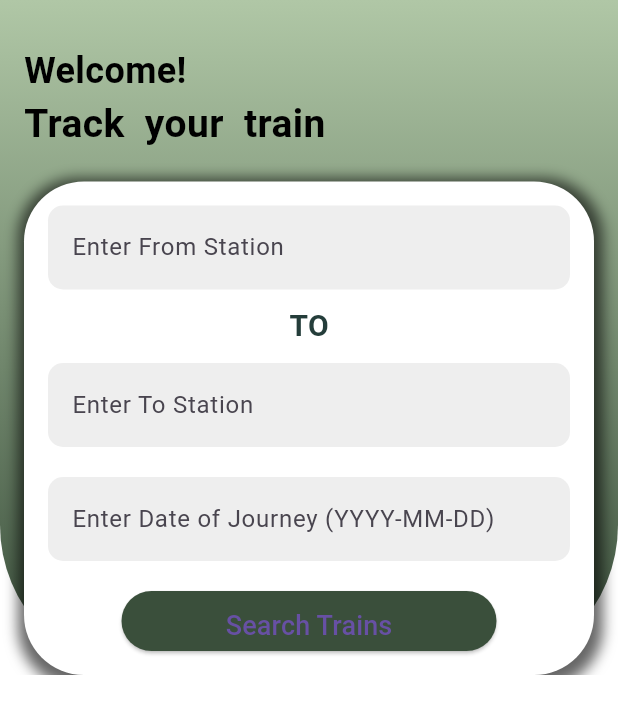
After one commit to Devangana-Ghosh/innowah_GreenGo, a Flutter app: the TrainSearchScreen screen opened directly, after a tap on "Search Trains", on a phone screen of 412 x 824 dp. The commit adds this screen. Shown: the top 714 px of the screen. Run offline on Flutter 3.47's test engine with Material 3 defaults, Android fonts, the phone set to English and light mode, and no system bars; our stand-ins replace file_picker, google_maps_flutter, image_picker.

Commit message:
add train tracker

```diff
--- a/lib/homepage.dart
+++ b/lib/homepage.dart
@@ -8,7 +8,7 @@ import 'package:innowah/news.dart';
 import 'package:innowah/profilepage.dart';
 import 'package:innowah/rentals_page.dart';
 import 'package:innowah/rewards_page.dart'; // Ensure this is created
-import 'package:innowah/signup.dart';
+
 
 import 'car_route.dart';
 
@@ -25,12 +25,12 @@ class _HomePageState extends State<HomePage> {
       _selectedIndex = index;
     });
 
-    if (index == 1) { // Assumes "Rewards" is at index 1
+    if (index == 1) {
       Navigator.push(context, MaterialPageRoute(builder: (context) => RewardsPage()));
-    } else if (index == 3) { // Assumes "Profile" is at index 3
+    } else if (index == 3) {
       Navigator.push(context, MaterialPageRoute(builder: (context) => ProfilePage()));
     }
-    // Add navigation for other indices if needed
+
   }
 
   @override
--- /dev/null
+++ b/lib/train.dart
@@ -0,0 +1,331 @@
+import 'dart:convert';
+import 'package:flutter/material.dart';
+import 'package:http/http.dart' as http;
+
+class Train {
+  final String trainNumber;
+  final String trainName;
+  final List<String> runDays;
+  final String fromStationCode;
+  final String toStationCode;
+  final String fromStationName;
+  final String toStationName;
+  final String duration;
+  final bool specialTrain;
+  final String trainType;
+  final String trainDate;
+  final List<String> classType;
+  final String arrivalTime;
+  final String departureTime;
+  final String startTime; // New field for start time
+  final String endTime; // New field for end time
+
+  Train({
+    required this.trainNumber,
+    required this.trainName,
+    required this.runDays,
+    required this.fromStationCode,
+    required this.toStationCode,
+    required this.fromStationName,
+    required this.toStationName,
+    required this.duration,
+    required this.specialTrain,
+    required this.trainType,
+    required this.trainDate,
+    required this.classType,
+    required this.arrivalTime,
+    required this.departureTime,
+    required this.startTime,
+    required this.endTime,
+  });
+
+  factory Train.fromJson(Map<String, dynamic> json) {
+    return Train(
+      trainNumber: json['train_number'] ?? '',
+      trainName: json['train_name'] ?? '',
+      runDays: List<String>.from(json['run_days'] ?? []),
+      fromStationCode: json['from_sta'] ?? '',
+      toStationCode: json['to_sta'] ?? '',
+      fromStationName: json['from_station_name'] ?? '',
+      toStationName: json['to_station_name'] ?? '',
+      duration: json['duration'] ?? '',
+      specialTrain: json['special_train'] ?? false,
+      trainType: json['train_type'] ?? '',
+      trainDate: json['train_date'] ?? '',
+      classType: List<String>.from(json['class_type'] ?? []),
+      arrivalTime: json['arrival_time'] ?? '',
+      departureTime: json['departure_time'] ?? '',
+      startTime: json['from_std'] ?? '',
+      endTime: json['to_std'] ?? '',
+    );
+
+
+  }
+}
+
+class TrainSearchScreen extends StatefulWidget {
+  @override
+  _TrainSearchScreenState createState() => _TrainSearchScreenState();
+}
+
+class _TrainSearchScreenState extends State<TrainSearchScreen> {
+  final TextEditingController _fromController = TextEditingController();
+  final TextEditingController _toController = TextEditingController();
+  final TextEditingController _dateController = TextEditingController();
+  List<Train> _trains = [];
+  bool _isLoading = false;
+
+  Future<void> _fetchTrains(String fromStationCode, String toStationCode, String dateOfJourney) async {
+    setState(() {
+      _isLoading = true;
+    });
+
+    final url = Uri.https('irctc1.p.rapidapi.com', '/api/v3/trainBetweenStations', {
+      'fromStationCode': fromStationCode,
+      'toStationCode': toStationCode,
+      'dateOfJourney': dateOfJourney,
+    });
+
+    final headers = {
+      'X-RapidAPI-Key': rapid_api,
+      'X-RapidAPI-Host': host,
+    };
+
+    try {
+      final response = await http.get(url, headers: headers);
+      print('Response status code: ${response.statusCode}');
+      print('Response body: ${response.body}');
+      if (response.statusCode == 200) {
+        final dynamic responseData = jsonDecode(response.body);
+        final List<dynamic> data = responseData['data'] ?? [];
+        setState(() {
+          _trains = data.map((train) => Train.fromJson(train ?? {})).toList();
+          _isLoading = false;
+        });
+      } else {
+        throw Exception('Failed to load trains. Status code: ${response.statusCode}');
+      }
+    } catch (error) {
+      print('Error: $error');
+      setState(() {
+        _isLoading = false;
+      });
+    }
+  }
+
+
+  @override
+  Widget build(BuildContext context) {
+    return Scaffold(
+      appBar: null, // No appbar
+      backgroundColor: Color(0xFFFFFFFF), // Light green for bottom half
+      body: Column(
+        crossAxisAlignment: CrossAxisAlignment.start,
+        children: <Widget>[
+          Container(
+            decoration: BoxDecoration(
+              borderRadius: BorderRadius.only(
+                bottomLeft: Radius.circular(100),
+                bottomRight: Radius.circular(100),
+              ),
+              gradient: LinearGradient(
+                begin: Alignment.topCenter,
+                end: Alignment.bottomCenter,
+                colors: [
+                  Color(0xFFB0C7A6), // Light green
+                  Color(0xFF3A4F3B), // Dark green
+                ],
+              ),
+            ),
+            child: Padding(
+              padding: const EdgeInsets.symmetric(horizontal: 16.0),
+              child: Column(
+                crossAxisAlignment: CrossAxisAlignment.start,
+                children: [
+                  SizedBox(height: 30),
+                  Text(
+                    'Welcome!',
+                    style: TextStyle(
+                      color: Colors.black,
+                      fontSize: 24,
+                      fontWeight: FontWeight.bold,
+                    ),
+                  ),
+                  Text(
+                    'Track  your  train',
+                    style: TextStyle(
+                      color: Colors.black,
+                      fontSize: 26,
+                      fontWeight: FontWeight.bold,
+                    ),
+                  ),
+                  SizedBox(height: 20),
+                  Container(
+                    decoration: BoxDecoration(
+                      color: Colors.white,
+                      borderRadius: BorderRadius.circular(40),
+                      boxShadow: [
+                        BoxShadow(
+                          color: Colors.black.withOpacity(0.6), // Shadow color with opacity
+                          spreadRadius: 5, // Spread radius
+                          blurRadius: 7, // Blur radius
+                          offset: Offset(1, 3), // Offset in x and y direction
+                        ),
+                      ], // Rounded corners
+                    ),
+                    padding: EdgeInsets.all(16),
+                    child: Column(
+                      crossAxisAlignment: CrossAxisAlignment.start,
+                      children: [
+                        TextField(
+                          controller: _fromController,
+                          decoration: InputDecoration(
+                            filled: true,
+                            fillColor: Colors.grey[200], // Light grey fill
+                            hintText: 'Enter From Station',
+                            border: OutlineInputBorder(
+                              borderRadius: BorderRadius.circular(10.0),
+                              borderSide: BorderSide.none, // Remove border side
+                            ),
+                          ),
+                        ),
+                        SizedBox(height: 10),
+                        Center(
+                          child: Text(
+                            'TO',
+                            style: TextStyle(
+                              fontWeight: FontWeight.bold,
+                              color: Color(0xFF243D3A),
+                              fontSize: 20,
+                            ),
+                          ),
+                        ),
+                        SizedBox(height: 10),
+                        TextField(
+                          controller: _toController,
+                          decoration: InputDecoration(
+                            filled: true,
+                            fillColor: Colors.grey[200], // Light grey fill
+                            hintText: 'Enter To Station',
+                            border: OutlineInputBorder(
+                              borderRadius: BorderRadius.circular(10.0),
+                              borderSide: BorderSide.none, // Remove border side
+                            ),
+                          ),
+                        ),
+                        SizedBox(height: 20),
+                        TextField(
+                          controller: _dateController,
+                          decoration: InputDecoration(
+                            filled: true,
+                            fillColor: Colors.grey[200], // Light grey fill
+                            hintText: 'Enter Date of Journey (YYYY-MM-DD)',
+                            border: OutlineInputBorder(
+                              borderRadius: BorderRadius.circular(10.0),
+                              borderSide: BorderSide.none, //
+                            ),
+                          ),
+                        ),
+                        SizedBox(height: 20),
+                        Center(
+                          child: SizedBox(
+                            width: 250,
+                            height: 40,
+                            child: ElevatedButton(
+                              onPressed: () {
+                                // Handle search functionality
+                                _fetchTrains(
+                                  _fromController.text.trim(),
+                                  _toController.text.trim(),
+                                  _dateController.text.trim(),
+                                );
+                              },
+                              style: ElevatedButton.styleFrom(
+                                backgroundColor: Color(0xFF3A4F3B), // Dark green color
+                                shape: RoundedRectangleBorder(
+                                  borderRadius: BorderRadius.circular(20),
+                                ),
+                                padding: EdgeInsets.symmetric(
+                                  vertical: 10,
+                                  horizontal: 0,
+                                ), // Adjusted padding
+                              ),
+                              child: Text(
+                                'Search Trains',
+                                style: TextStyle(
+                                  fontSize: 18,
+                                ),
+                              ),
+                            ),
+                          ),
+                        ),
+                      ],
+                    ),
+                  ),
+                ],
+              ),
+            ),
+          ),
+          Expanded(
+            child: Container(
+                color: Colors.white, // White color for bottom half
+                padding: EdgeInsets.all(16),
+                child: _isLoading
+                    ? CircularProgressIndicator()
+                    : ListView.builder(
+                  itemCount: _trains.length,
+                  itemBuilder: (context, index) {
+                    final train = _trains[index];
+                    return Card(
+                      elevation: 3,
+                      margin: EdgeInsets.symmetric(vertical: 8, horizontal: 16),
+                      child: Padding(
+                        padding: EdgeInsets.all(16),
+                        child: Column(
+                          crossAxisAlignment: CrossAxisAlignment.start,
+                          children: [
+                            Text(
+                              train.trainName,
+                              style: TextStyle(
+                                fontSize: 18,
+                                fontWeight: FontWeight.bold,
+                              ),
+                            ),
+                            SizedBox(height: 8),
+                            Row(
+                              mainAxisAlignment: MainAxisAlignment.spaceBetween,
+                              children: [
+                                Expanded(
+                                  child: Text(
+                                    'PNR No: ${train.trainNumber}',
+                                    style: TextStyle(fontSize: 16),
+                                  ),
+                                ),
+                                Expanded(
+                                  child: Text(
+                                    'Start Time: ${train.startTime}',
+                                    style: TextStyle(fontSize: 16),
+                                  ),
+                                ),
+                                Expanded(
+                                  child: Text(
+                                    'End Time: ${train.endTime}',
+                                    style: TextStyle(fontSize: 16),
+                                  ),
+                                ),
+                              ],
+                            ),
+                          ],
+                        ),
+                      ),
+                    );
+                  },
+                )
+
+            ),
+          ),
+        ],
+      ),
+    );
+  }
+}
```
